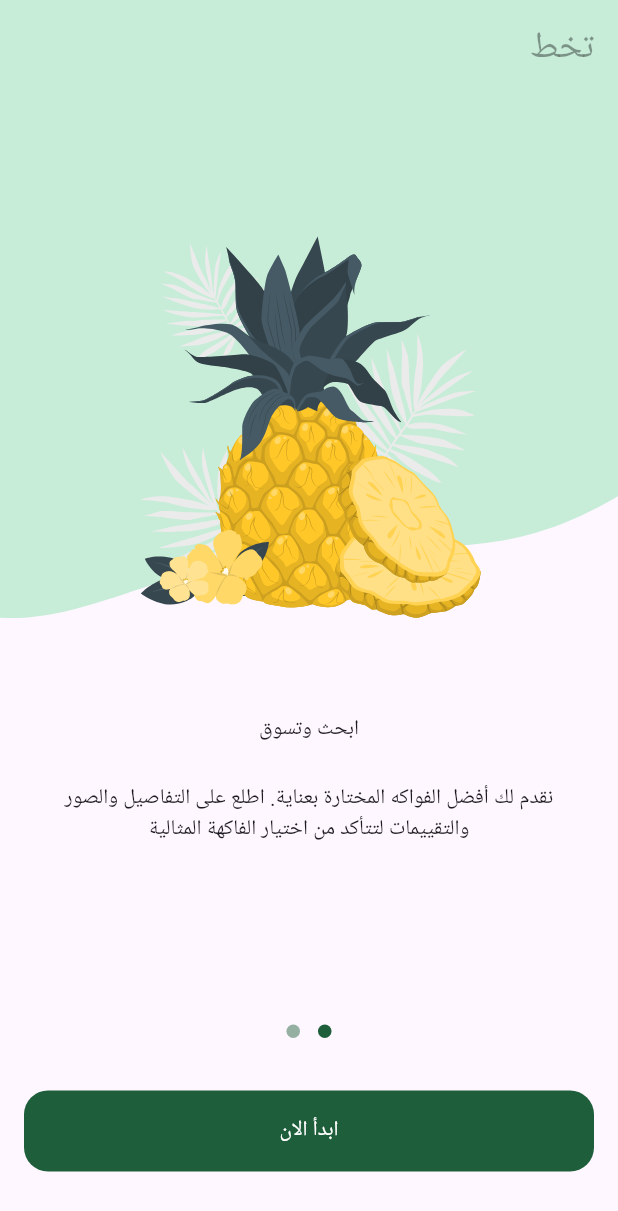
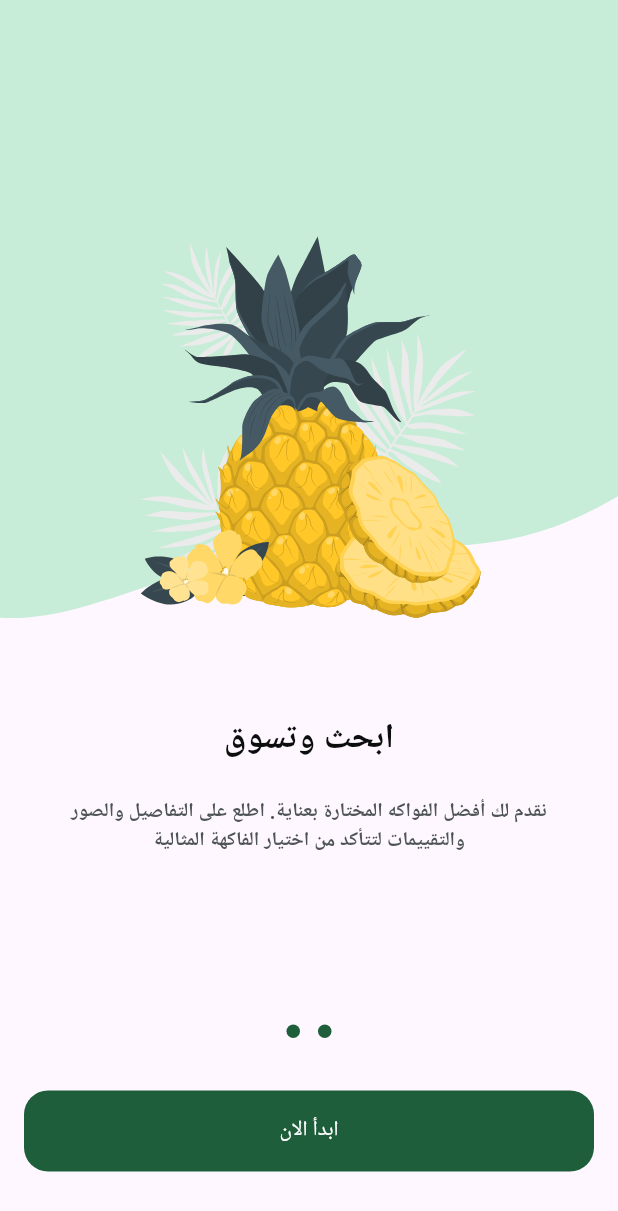
Before and after one commit to MomenRizq/fruits_app, a Flutter app: the screen it shows after launch, swiped to page 2, on a phone screen of 412 x 824 dp. Shown: the top 1211 px of the screen. Run offline on Flutter 3.47's test engine with Material 3 defaults, Android fonts, the phone set to English and light mode, and no system bars; drawn by our look-alikes of dots_indicator; our stand-ins replace flutter_svg, google_fonts; Roboto replaces fonts that are missing (Cairo).

Commit message:
- Introduced `app_text_styles.dart` for consistent text styling across the app. - Updated `onboarding_page_view.dart` to use `PageController` and improved text styling. - Converted `OnboardingViewBody` to a `StatefulWidget` to manage page state and added a `PageController`. - Added `GoogleFonts` to `main.dart` for consistent font usage.

```diff
--- a/lib/core/utils/app_colors.dart
+++ b/lib/core/utils/app_colors.dart
@@ -1,4 +1,5 @@
 import 'package:flutter/material.dart';
 abstract class AppColors {
   static const Color primaryColor = Color(0xff1F5E3B);
+  static const Color secondaryColor = Color(0xFFF4A91F);
 }
--- /dev/null
+++ b/lib/core/utils/app_text_styles.dart
@@ -0,0 +1,72 @@
+import 'package:flutter/material.dart';
+
+abstract class TextStyles {
+  static const TextStyle bold13 = TextStyle(
+    fontWeight: FontWeight.bold,
+    fontSize: 13,
+  );
+  static const TextStyle bold23 = TextStyle(
+    fontWeight: FontWeight.bold,
+    fontSize: 23,
+  );
+
+  static const TextStyle semiBold13 = TextStyle(
+    fontWeight: FontWeight.w600,
+    fontSize: 13,
+  );
+
+  static const TextStyle regular13 = TextStyle(
+    fontWeight: FontWeight.normal,
+    fontSize: 13,
+  );
+
+  static const TextStyle bold16 = TextStyle(
+    fontWeight: FontWeight.bold,
+    fontSize: 16,
+  );
+
+  static const TextStyle bold19 = TextStyle(
+    fontWeight: FontWeight.bold,
+    fontSize: 19,
+  );
+
+  static const TextStyle semiBold16 = TextStyle(
+    fontWeight: FontWeight.w600,
+    fontSize: 16,
+  );
+
+  static const TextStyle bold28 = TextStyle(
+    fontWeight: FontWeight.bold,
+    fontSize: 28,
+  );
+
+  static const TextStyle regular22 = TextStyle(
+    fontWeight: FontWeight.normal,
+    fontSize: 22,
+  );
+
+  static const TextStyle semiBold11 = TextStyle(
+    fontWeight: FontWeight.w600,
+    fontSize: 11,
+  );
+
+  static const TextStyle medium15 = TextStyle(
+    fontWeight: FontWeight.w500,
+    fontSize: 15,
+  );
+
+  static const TextStyle regular26 = TextStyle(
+    fontWeight: FontWeight.normal,
+    fontSize: 26,
+  );
+
+  static const TextStyle regular16 = TextStyle(
+    fontWeight: FontWeight.normal,
+    fontSize: 16,
+  );
+
+  static const TextStyle regular11 = TextStyle(
+    fontWeight: FontWeight.normal,
+    fontSize: 11,
+  );
+}
--- a/lib/features/onboarding/presentation/views/onboaring_view.dart
+++ b/lib/features/onboarding/presentation/views/onboaring_view.dart
@@ -9,7 +9,7 @@ class OnboaringView extends StatelessWidget {
   Widget build(BuildContext context) {
     return const Scaffold(
         body: SafeArea(
-        child: OnboardingViewBody(),
+        child: OnBoardingViewBody(),
     ));
   }
 }
--- a/lib/features/onboarding/presentation/views/widgets/onboarding_page_view.dart
+++ b/lib/features/onboarding/presentation/views/widgets/onboarding_page_view.dart
@@ -1,21 +1,21 @@
 import 'package:flutter/material.dart';
+import 'package:fruits_app/core/utils/app_colors.dart';
 import 'package:fruits_app/core/utils/app_images.dart';
+import 'package:fruits_app/core/utils/app_text_styles.dart';
 import 'package:fruits_app/features/onboarding/presentation/views/widgets/page_view_item.dart';
 
-class OnboardingPageView extends StatefulWidget {
-  const OnboardingPageView({super.key});
+class OnboardingPageView extends StatelessWidget {
+  const OnboardingPageView({super.key, required this.pageController});
+  final PageController pageController;
 
-  @override
-  State<OnboardingPageView> createState() => _OnboardingPageViewState();
-}
-
-class _OnboardingPageViewState extends State<OnboardingPageView> {
   @override
   Widget build(BuildContext context) {
     return Expanded(
         child: PageView(
+      controller: pageController,
       children: [
         PageViewItem(
+            isvisible: true,
             image: Assets.imgItem1OnboardingImg,
             backgroundImage: Assets.imgBG1OnboardingImg,
             subTitle:
@@ -23,19 +23,41 @@ class _OnboardingPageViewState extends State<OnboardingPageView> {
             title: Row(
               mainAxisAlignment: MainAxisAlignment.center,
               children: [
-                Text("مرحبًا بك في"),
-                Text("Fruit"),
-                Text("HUB"),
+const Text(
+                'مرحبًا بك في',
+                style: TextStyles.bold23,
+              ),
+              Text(
+                '  HUB',
+                style: TextStyles.bold23.copyWith(
+                  color: AppColors.secondaryColor,
+                ),
+              ),
+              Text(
+                'Fruit',
+                style: TextStyles.bold23.copyWith(
+                  color: AppColors.primaryColor,
+                ),
+              ),
               ],
             )),
         PageViewItem(
+            isvisible: false,
             image: Assets.imgItem2OnboardingImg,
             backgroundImage: Assets.imgBG2OnboardingImg,
             subTitle:
                 "نقدم لك أفضل الفواكه المختارة بعناية. اطلع على التفاصيل والصور والتقييمات لتتأكد من اختيار الفاكهة المثالية",
             title: Text(
-              "ابحث وتسوق",
-            )),
+            'ابحث وتسوق',
+            textAlign: TextAlign.center,
+            style: TextStyle(
+              color: Color(0xFF0C0D0D),
+              fontSize: 23,
+              fontFamily: 'Cairo',
+              fontWeight: FontWeight.w700,
+              height: 0,
+            ),
+          ),),
       ],
     ));
   }
--- a/lib/features/onboarding/presentation/views/widgets/onboarding_view_body.dart
+++ b/lib/features/onboarding/presentation/views/widgets/onboarding_view_body.dart
@@ -5,31 +5,70 @@ import 'package:fruits_app/core/utils/app_colors.dart';
 import 'package:fruits_app/core/widgets/custom_button.dart';
 import 'package:fruits_app/features/onboarding/presentation/views/widgets/onboarding_page_view.dart';
 
-class OnboardingViewBody extends StatelessWidget {
-  const OnboardingViewBody({super.key});
+class OnBoardingViewBody extends StatefulWidget {
+  const OnBoardingViewBody({super.key});
+
+  @override
+  State<OnBoardingViewBody> createState() => _OnBoardingViewBodyState();
+}
+
+class _OnBoardingViewBodyState extends State<OnBoardingViewBody> {
+  late PageController pageController;
+
+  var currentPage = 0;
+
+  @override
+  void initState() {
+
+    pageController = PageController();
+
+    pageController.addListener(() {
+       currentPage = pageController.page!.round();
+      setState(() {
+      });
+
+    });
+  }
+
+  @override
+  void dispose() {
+    pageController.dispose();
+    super.dispose();
+  }
 
   @override
   Widget build(BuildContext context) {
     return Column(
       children: [
-        OnboardingPageView(),
+        OnboardingPageView(
+          pageController: pageController,
+        ),
                 DotsIndicator(
           dotsCount: 2,
+          position: currentPage,
           decorator: DotsDecorator(
             activeColor: AppColors.primaryColor,
-            color: AppColors.primaryColor.withAlpha(120),
+            color: currentPage == 1
+                ? AppColors.primaryColor
+                : AppColors.primaryColor.withOpacity(.5),
           ),
         ),
         const SizedBox(
           height: 29,
         ),
-        Padding(
+        Visibility(
+          visible: currentPage == 1 ? true : false,
+          maintainSize: true,
+          maintainAnimation: true,
+          maintainState: true,
+          child: Padding(
             padding: const EdgeInsets.symmetric(
               horizontal: kHorizintalPadding,
             ),
             child: CustomButton(
               onPressed: () {},
               text: 'ابدأ الان',
+            ),
           ),
         ),
         const SizedBox(
--- a/lib/features/onboarding/presentation/views/widgets/page_view_item.dart
+++ b/lib/features/onboarding/presentation/views/widgets/page_view_item.dart
@@ -2,6 +2,7 @@ import 'package:flutter/material.dart';
 import 'package:flutter_svg/flutter_svg.dart';
 import 'package:fruits_app/core/constant.dart';
 import 'package:fruits_app/core/utils/app_images.dart';
+import 'package:fruits_app/core/utils/app_text_styles.dart';
 import 'package:fruits_app/core/widgets/custom_button.dart';
 
 class PageViewItem extends StatelessWidget {
@@ -10,11 +11,12 @@ class PageViewItem extends StatelessWidget {
       required this.image,
       required this.backgroundImage,
       required this.subTitle,
-      required this.title});
+      required this.title, required this.isvisible});
 
   final String image, backgroundImage;
   final String subTitle;
   final Widget title;
+  final bool isvisible ;
 
   @override
   Widget build(BuildContext context) {
@@ -37,13 +39,15 @@ class PageViewItem extends StatelessWidget {
                   child: SvgPicture.asset(
                     image,
                   )),
-              Padding(
-                padding: const EdgeInsets.all(16),
-                child: Text("تخط",
-                    style: Theme.of(context)
-                        .textTheme
-                        .headlineLarge!
-                        .copyWith(color: Colors.black38, fontSize: 25)),
+              Visibility(
+                visible: isvisible,
+                child: Padding(
+                  padding: const EdgeInsets.all(16),
+                  child: Text("تخط",
+                     style: TextStyles.regular13.copyWith(
+                        color: const Color(0xFF949D9E),
+                      ),),
+                ),
               )
             ],
           ),
@@ -56,9 +60,12 @@ class PageViewItem extends StatelessWidget {
           height: 25,
         ),
         Padding(
-          padding: const EdgeInsets.symmetric(horizontal: 16),
+          padding: const EdgeInsets.symmetric(horizontal: 37),
           child: Text(
             subTitle,
+             style: TextStyles.semiBold13.copyWith(
+              color: const Color(0xFF4E5456),
+            ),
             textAlign: TextAlign.center,
           ),
         ),
--- a/lib/main.dart
+++ b/lib/main.dart
@@ -3,6 +3,7 @@ import 'package:flutter_localizations/flutter_localizations.dart';
 import 'package:fruits_app/core/helper_functions/on_generate_route.dart';
 import 'package:fruits_app/features/splash/presentation/views/splash_view.dart';
 import 'package:fruits_app/generated/l10n.dart';
+import 'package:google_fonts/google_fonts.dart';
 
 void main() {
   runApp(FruitsHub());
@@ -14,6 +15,9 @@ class FruitsHub extends StatelessWidget {
   @override
   Widget build(BuildContext context) {
     return MaterialApp(
+      theme: ThemeData(
+        fontFamily: GoogleFonts.getFont("Cairo").fontFamily,
+      ),
       localizationsDelegates: [
                 S.delegate,
                 GlobalMaterialLocalizations.delegate,
--- a/pubspec.yaml
+++ b/pubspec.yaml
@@ -35,6 +35,7 @@ dependencies:
   flutter_localizations:
     sdk: flutter
   flutter_svg: ^2.0.16
+  google_fonts: ^6.2.1
   intl: ^0.19.0
 
 dev_dependencies:
```
Also changed, not shown: pubspec.lock, 1 other file. Lines whose indentation alone changed are shown as unchanged.
